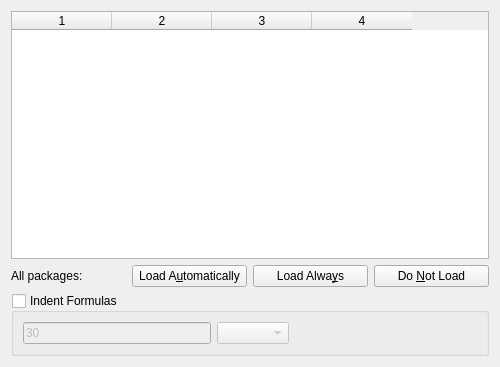
Above: src/frontends/qt4/ui/MathsUi.ui from cburschka/lyx before the change. Below: the same form after it.
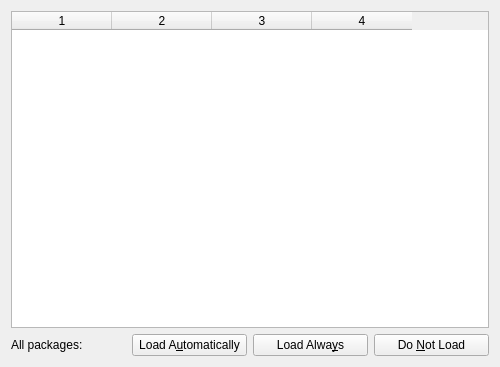
That is the form after the change. Custom widgets are drawn as their Qt base class.

Commit message: MathsUi.ui. move formula indentation to text layout as requested by Jmarc

```diff
--- a/src/frontends/qt4/ui/MathsUi.ui
+++ b/src/frontends/qt4/ui/MathsUi.ui
@@ -14,6 +14,29 @@
    <string/>
   </property>
   <layout class="QGridLayout" name="gridLayout_2">
+   <item row="0" column="0" colspan="4">
+    <widget class="QTableWidget" name="packagesTW">
+     <property name="sizePolicy">
+      <sizepolicy hsizetype="Expanding" vsizetype="Expanding">
+       <horstretch>0</horstretch>
+       <verstretch>0</verstretch>
+      </sizepolicy>
+     </property>
+     <property name="columnCount">
+      <number>4</number>
+     </property>
+     <attribute name="horizontalHeaderStretchLastSection">
+      <bool>false</bool>
+     </attribute>
+     <attribute name="verticalHeaderVisible">
+      <bool>false</bool>
+     </attribute>
+     <column/>
+     <column/>
+     <column/>
+     <column/>
+    </widget>
+   </item>
    <item row="1" column="0">
     <widget class="QLabel" name="allPakcagesLA">
      <property name="text">
@@ -42,86 +65,8 @@
      </property>
     </widget>
    </item>
-   <item row="2" column="0" colspan="4">
-    <widget class="QGroupBox" name="FormulaIndentGB">
-     <property name="title">
-      <string>Indent Formulas</string>
-     </property>
-     <property name="checkable">
-      <bool>true</bool>
-     </property>
-     <property name="checked">
-      <bool>false</bool>
-     </property>
-     <layout class="QGridLayout" name="gridLayout">
-      <item row="0" column="0">
-       <widget class="QLineEdit" name="FormulaIndentLE">
-        <property name="enabled">
-         <bool>false</bool>
-        </property>
-        <property name="text">
-         <string>30</string>
-        </property>
-       </widget>
-      </item>
-      <item row="0" column="2">
-       <spacer name="horizontalSpacer">
-        <property name="orientation">
-         <enum>Qt::Horizontal</enum>
-        </property>
-        <property name="sizeHint" stdset="0">
-         <size>
-          <width>40</width>
-          <height>20</height>
-         </size>
-        </property>
-       </spacer>
-      </item>
-      <item row="0" column="1">
-       <widget class="lyx::frontend::LengthCombo" name="FormulaIndentCO">
-        <property name="enabled">
-         <bool>false</bool>
-        </property>
-        <property name="toolTip">
-         <string/>
-        </property>
-       </widget>
-      </item>
-     </layout>
-    </widget>
-   </item>
-   <item row="0" column="0" colspan="4">
-    <widget class="QTableWidget" name="packagesTW">
-     <property name="sizePolicy">
-      <sizepolicy hsizetype="Expanding" vsizetype="Expanding">
-       <horstretch>0</horstretch>
-       <verstretch>0</verstretch>
-      </sizepolicy>
-     </property>
-     <property name="columnCount">
-      <number>4</number>
-     </property>
-     <attribute name="horizontalHeaderStretchLastSection">
-      <bool>false</bool>
-     </attribute>
-     <attribute name="verticalHeaderVisible">
-      <bool>false</bool>
-     </attribute>
-     <column/>
-     <column/>
-     <column/>
-     <column/>
-    </widget>
-   </item>
   </layout>
  </widget>
- <customwidgets>
-  <customwidget>
-   <class>lyx::frontend::LengthCombo</class>
-   <extends>QComboBox</extends>
-   <header>LengthCombo.h</header>
-  </customwidget>
- </customwidgets>
  <includes>
   <include location="local">qt_i18n.h</include>
  </includes>
```
Left out of the diff: 35 changed lines with no effect on the pictures. The commit also changes 1 other file.
